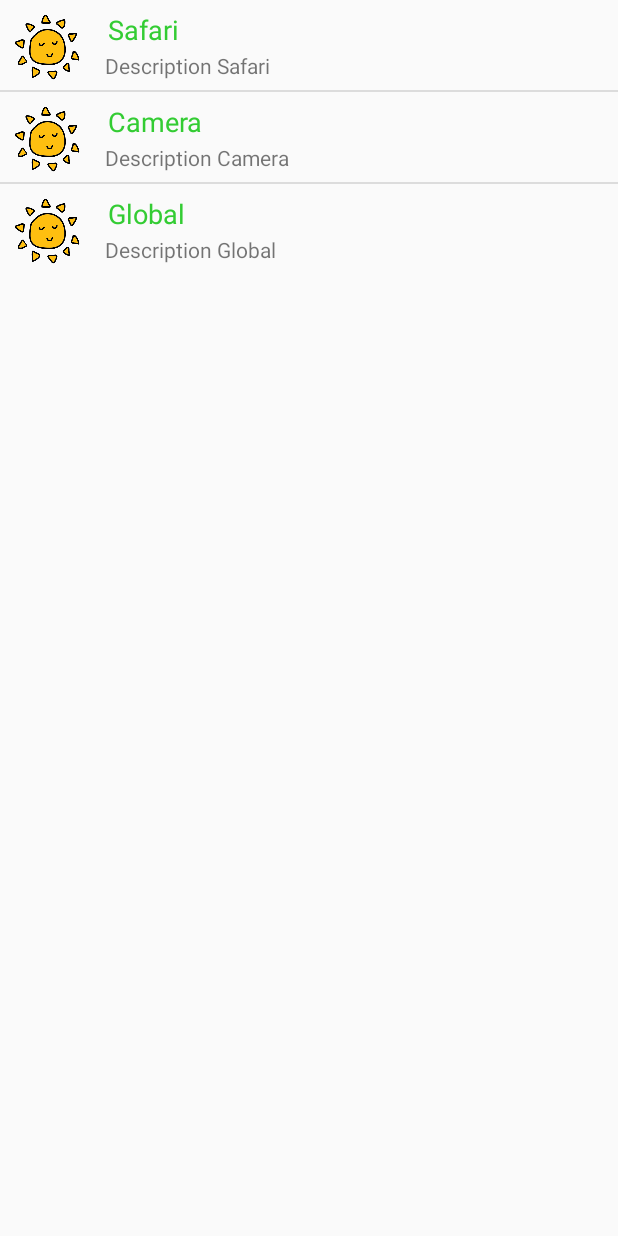
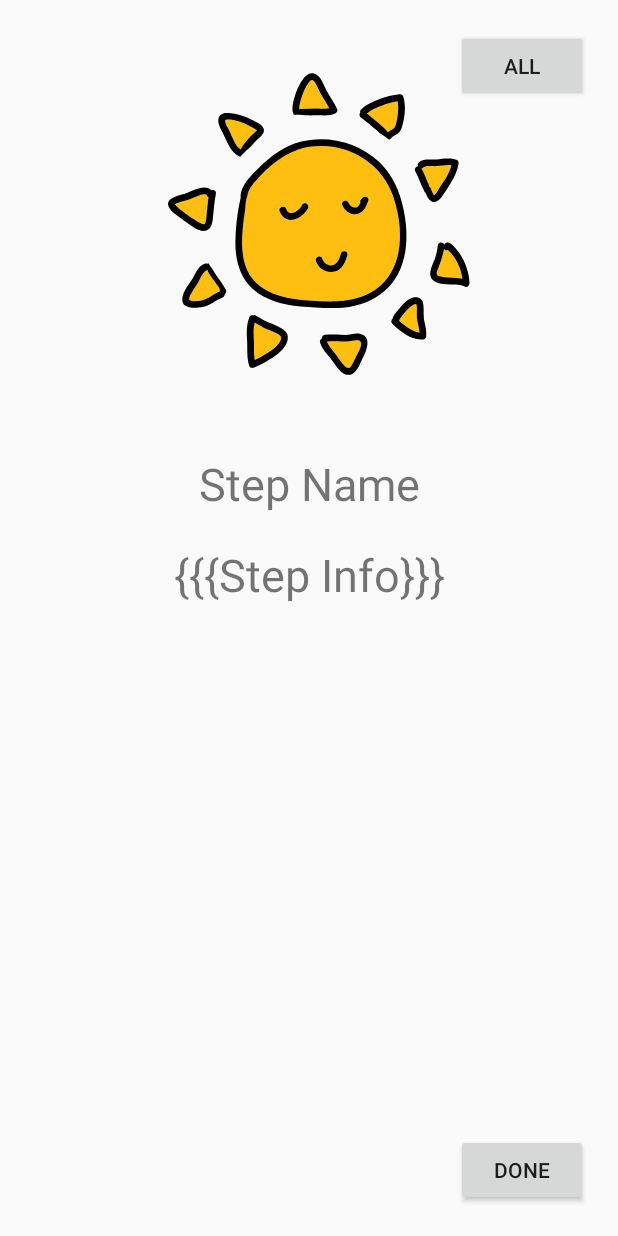
Before and after one commit to svetlinyotov/nasa-space-apps, an Android app: the screen it shows after launch (StepsListActivity before the commit, StepViewActivity after it), after a tap on "TODO", on a phone screen of 412 x 824 dp. Run offline under Robolectric (Android 15) with nearby library versions, the phone set to English and light mode, and no system bars.

Commit message:
Adding events. Removing rotation.

```diff
--- a/app/src/main/AndroidManifest.xml
+++ b/app/src/main/AndroidManifest.xml
@@ -11,18 +11,19 @@
         android:roundIcon="@mipmap/ic_launcher_round"
         android:supportsRtl="true"
         android:theme="@style/AppTheme">
-        <activity android:name=".MainActivity">
+        <activity android:name=".MainActivity" android:screenOrientation="portrait">
             <intent-filter>
                 <action android:name="android.intent.action.MAIN" />
 
                 <category android:name="android.intent.category.LAUNCHER" />
             </intent-filter>
         </activity>
-        <activity android:name=".DisasterInfoActivity" />
+        <activity android:name=".DisasterInfoActivity" android:screenOrientation="portrait"/>
 
         <service android:name=".Services.DisasterCheckerService" />
 
-        <activity android:name=".StepsListActivity"></activity>
+        <activity android:name=".StepsListActivity" android:screenOrientation="portrait" />
+        <activity android:name=".StepViewActivity" android:screenOrientation="portrait"></activity>
     </application>
 
 </manifest>
--- a/app/src/main/java/com/snsdevelop/nasa/disaster/MainActivity.java
+++ b/app/src/main/java/com/snsdevelop/nasa/disaster/MainActivity.java
@@ -17,7 +17,7 @@
 
         ImageView imageSun = findViewById(R.id.imageViewMainActivitySun);
 
-        imageSun.setOnClickListener((view) -> startActivity(new Intent(this, StepsListActivity.class)));
+        imageSun.setOnClickListener((view) -> startActivity(new Intent(this, StepViewActivity.class)));
 
         startService(new Intent(this, DisasterCheckerService.class));
     }
--- /dev/null
+++ b/app/src/main/java/com/snsdevelop/nasa/disaster/StepViewActivity.java
@@ -0,0 +1,22 @@
+package com.snsdevelop.nasa.disaster;
+
+import android.content.Intent;
+import android.support.v7.app.AppCompatActivity;
+import android.os.Bundle;
+import android.view.View;
+import android.widget.Button;
+
+public class StepViewActivity extends AppCompatActivity {
+
+    @Override
+    protected void onCreate(Bundle savedInstanceState) {
+        super.onCreate(savedInstanceState);
+        setContentView(R.layout.activity_step_view);
+
+        Button buttonListAll = findViewById(R.id.button2);
+        buttonListAll.setOnClickListener(view -> {
+            Intent myIntent = new Intent(this, StepsListActivity.class);
+            startActivity(myIntent);
+        });
+    }
+}
--- /dev/null
+++ b/app/src/main/res/layout/activity_step_view.xml
@@ -0,0 +1,71 @@
+<?xml version="1.0" encoding="utf-8"?>
+<android.support.constraint.ConstraintLayout xmlns:android="http://schemas.android.com/apk/res/android"
+    xmlns:app="http://schemas.android.com/apk/res-auto"
+    xmlns:tools="http://schemas.android.com/tools"
+    android:layout_width="match_parent"
+    android:layout_height="match_parent"
+    tools:context=".StepViewActivity">
+
+    <ImageView
+        android:id="@+id/imageViewStepImage"
+        android:layout_width="230dp"
+        android:layout_height="230dp"
+        android:layout_marginStart="8dp"
+        android:layout_marginTop="28dp"
+        android:layout_marginEnd="8dp"
+        app:layout_constraintEnd_toEndOf="parent"
+        app:layout_constraintStart_toStartOf="parent"
+        app:layout_constraintTop_toTopOf="parent"
+        android:src="@drawable/ic_icons8_sun"
+        android:contentDescription="TODO" />
+
+    <TextView
+        android:id="@+id/textViewStepName"
+        android:layout_width="wrap_content"
+        android:layout_height="wrap_content"
+        android:layout_marginStart="8dp"
+        android:layout_marginTop="44dp"
+        android:layout_marginEnd="8dp"
+        android:text="Step Name"
+        android:textSize="30sp"
+        app:layout_constraintEnd_toEndOf="parent"
+        app:layout_constraintHorizontal_bias="0.500"
+        app:layout_constraintStart_toStartOf="parent"
+        app:layout_constraintTop_toBottomOf="@+id/imageViewStepImage" />
+
+    <TextView
+        android:id="@+id/textView4"
+        android:layout_width="wrap_content"
+        android:layout_height="wrap_content"
+        android:layout_marginStart="8dp"
+        android:layout_marginTop="20dp"
+        android:layout_marginEnd="8dp"
+        android:text="{{{Step Info}}}"
+        android:textSize="30sp"
+        app:layout_constraintEnd_toEndOf="parent"
+        app:layout_constraintHorizontal_bias="0.502"
+        app:layout_constraintStart_toStartOf="parent"
+        app:layout_constraintTop_toBottomOf="@+id/textViewStepName" />
+
+    <Button
+        android:id="@+id/button"
+        android:layout_width="wrap_content"
+        android:layout_height="wrap_content"
+        android:layout_marginEnd="20dp"
+        android:layout_marginBottom="20dp"
+        android:text="Done"
+        app:layout_constraintBottom_toBottomOf="parent"
+        app:layout_constraintEnd_toEndOf="parent" />
+
+    <Button
+        android:id="@+id/button2"
+        android:layout_width="wrap_content"
+        android:layout_height="wrap_content"
+        android:layout_marginTop="20dp"
+        android:layout_marginEnd="20dp"
+        android:text="ALL"
+        app:layout_constraintEnd_toEndOf="parent"
+        app:layout_constraintTop_toTopOf="parent" />
+
+
+</android.support.constraint.ConstraintLayout>
```
Also changed, not shown: app/src/main/java/com/snsdevelop/nasa/disaster/Adapters/StepsListAdapter.java (line endings or trailing spaces).
